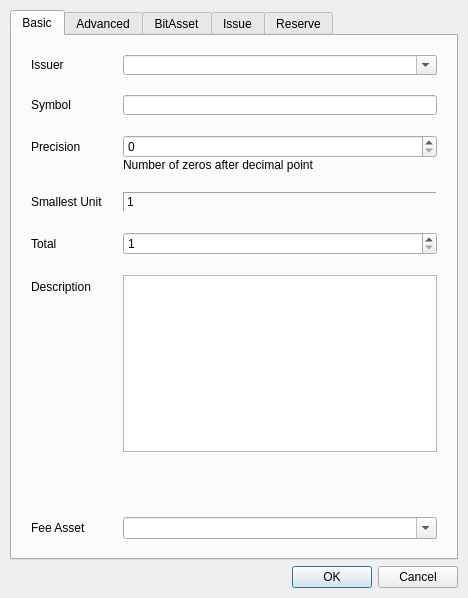
jhtitor/citadel, file bitsharesqt/createasset.ui: the form before one commit.
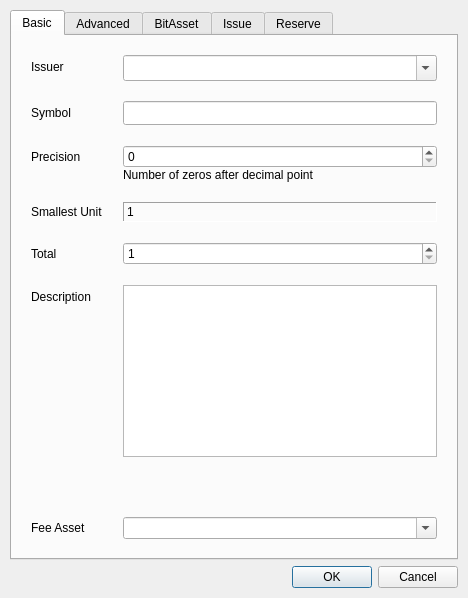
The form after the commit. The open tabs and pages were chosen to show the change.

```diff
--- a/bitsharesqt/createasset.ui
+++ b/bitsharesqt/createasset.ui
@@ -80,7 +80,7 @@
            <property name="minimumSize">
             <size>
              <width>0</width>
-             <height>20</height>
+             <height>26</height>
             </size>
            </property>
            <property name="editable">
@@ -100,7 +100,7 @@
            <property name="minimumSize">
             <size>
              <width>0</width>
-             <height>20</height>
+             <height>24</height>
             </size>
            </property>
            <property name="maxLength">
```
